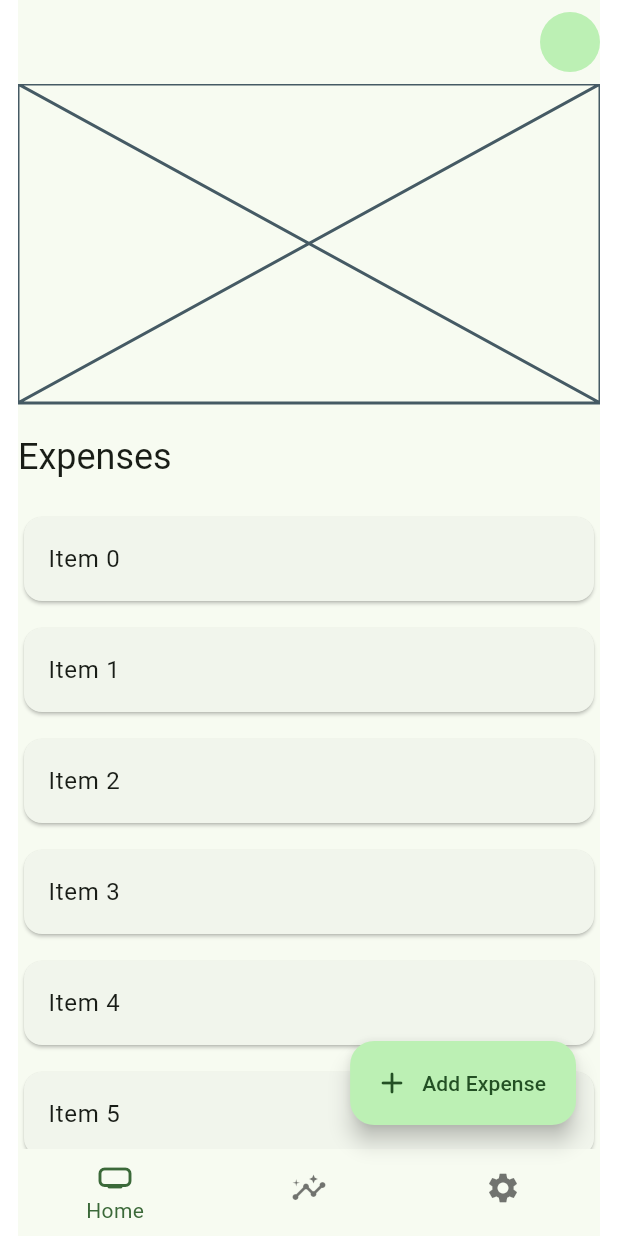
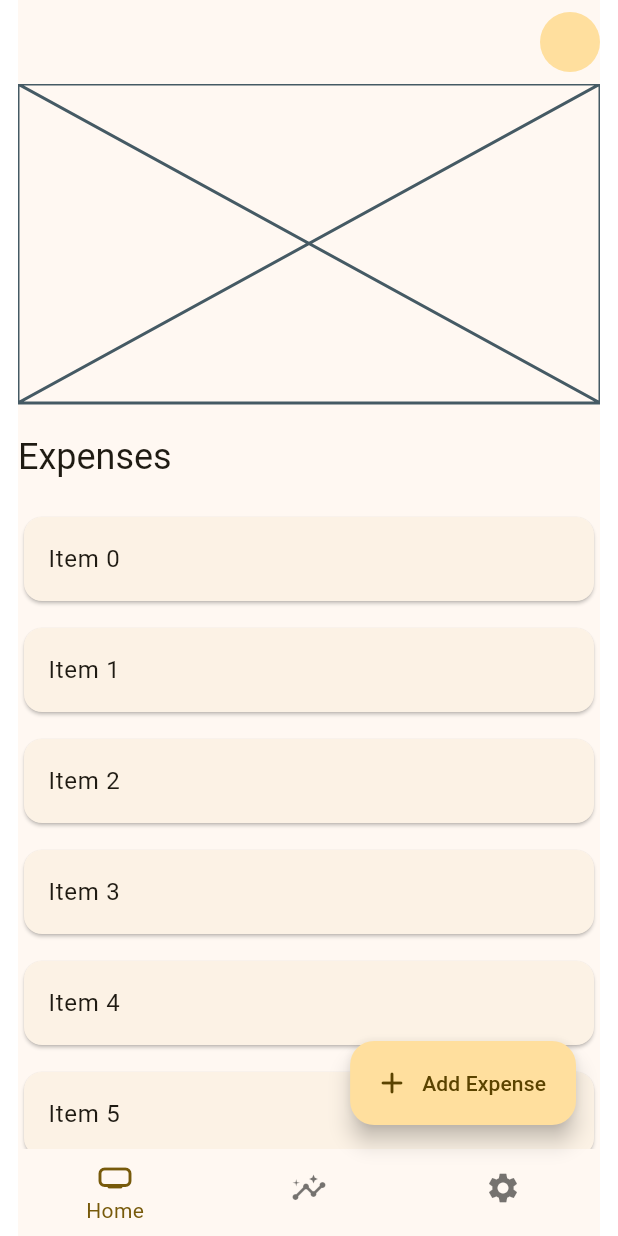
Before and after one commit to shadrack-ago/expense_tracker, a Flutter app: the screen it shows after launch, on a phone screen of 412 x 824 dp. Run offline on Flutter 3.47's test engine with Material 2 defaults, Android fonts, the phone set to English and light mode, and no system bars; our stand-ins replace file_picker, firebase_core, fl_chart, go_router, image_picker; missing offline and left inert: fl_heatmap; accounts and stored records are empty.

Commit message:
🎨 Changed primary color seed

```diff
--- a/lib/theme/index.dart
+++ b/lib/theme/index.dart
@@ -4,7 +4,7 @@ import 'package:flutter/services.dart';
 class Theming {
   static ThemeData theme = ThemeData(
     useMaterial3: true,
-    colorSchemeSeed: Colors.green,
+    colorSchemeSeed: Colors.amber,
     bottomNavigationBarTheme: BottomNavigationBarThemeData(
       showUnselectedLabels: false,
       elevation: 0,
```
